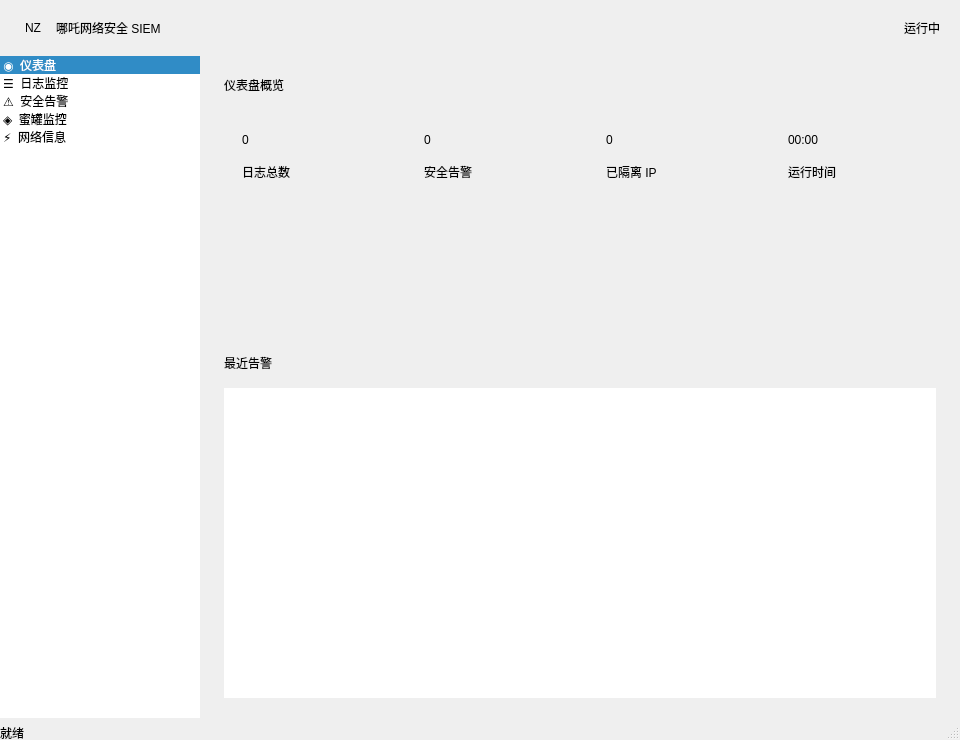
Before: the Qt Designer form src/views/monitor.ui in ctkqiang/NezhaGuard, drawn with Qt 5.
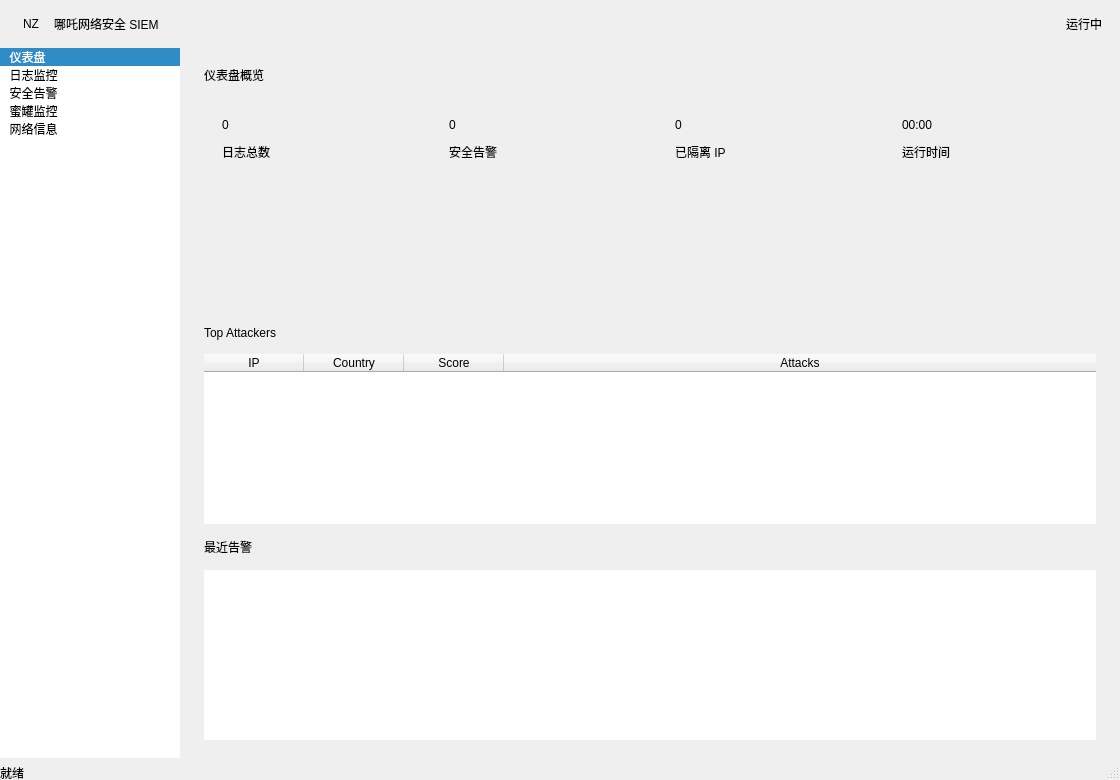
After: the same form once the commit is applied.

Commit message:
feat: UI 组件化拆分 + 主题系统 + 隔离拦截日志增强
- [重构] 新增 detail_panel.cc/h: 日志/告警/蜜罐详情面板独立组件 (QTextBrowser + 卡片布局)
- [重构] 新增 theme.h: 集中式主题色板 (Rose/Pink 双模, 深色/浅色 token 分离)
- [重构] monitor.h: SparklineWidget/LogDelegate/AlertDelegate 提升为头文件公开类
- [重构] main.cc: 隔离拦截日志提取 quarantine_detail()/log_quarantine_block() 辅助函数
- [UI] monitor.ui: 窗口 1120x780, 侧栏收窄 180px, 头部收紧 48px, 移除侧栏 emoji 图标
- [功能] log_model/monitor: 新增 record_attacker() 攻击者追踪

Diff of the .ui file:
```diff
--- a/src/views/monitor.ui
+++ b/src/views/monitor.ui
@@ -2,7 +2,7 @@
 <ui version="4.0">
  <class>monitor</class>
  <widget class="QMainWindow" name="monitor">
-  <property name="geometry"><rect><x>0</x><y>0</y><width>900</width><height>740</height></rect></property>
+  <property name="geometry"><rect><x>0</x><y>0</y><width>1120</width><height>780</height></rect></property>
   <property name="minimumSize"><size><width>960</width><height>640</height></size></property>
   <property name="windowTitle"><string>哪吒网络安全 SIEM</string></property>
   <widget class="QWidget" name="centralwidget">
@@ -12,11 +12,11 @@
     <property name="rightMargin"><number>0</number></property><property name="bottomMargin"><number>0</number></property>
     <item>
      <widget class="QWidget" name="header" native="true">
-      <property name="minimumSize"><size><width>0</width><height>56</height></size></property>
-      <property name="maximumSize"><size><width>16777215</width><height>56</height></size></property>
+      <property name="minimumSize"><size><width>0</width><height>48</height></size></property>
+      <property name="maximumSize"><size><width>16777215</width><height>48</height></size></property>
       <layout class="QHBoxLayout" name="header_layout">
        <property name="spacing"><number>10</number></property>
-       <property name="leftMargin"><number>20</number></property><property name="rightMargin"><number>20</number></property>
+       <property name="leftMargin"><number>18</number></property><property name="rightMargin"><number>18</number></property>
        <property name="topMargin"><number>0</number></property><property name="bottomMargin"><number>0</number></property>
        <item>
         <widget class="QLabel" name="brand_badge">
@@ -48,33 +48,18 @@
        <property name="rightMargin"><number>0</number></property><property name="bottomMargin"><number>0</number></property>
        <item>
         <widget class="QListWidget" name="sidebar">
-         <property name="minimumSize"><size><width>200</width><height>0</height></size></property>
-         <property name="maximumSize"><size><width>200</width><height>16777215</height></size></property>
+         <property name="minimumSize"><size><width>180</width><height>0</height></size></property>
+         <property name="maximumSize"><size><width>180</width><height>16777215</height></size></property>
          <property name="frameShape"><enum>QFrame::NoFrame</enum></property>
          <property name="selectionMode"><enum>QAbstractItemView::SingleSelection</enum></property>
          <property name="selectionBehavior"><enum>QAbstractItemView::SelectRows</enum></property>
          <property name="spacing"><number>0</number></property>
          <property name="currentRow"><number>0</number></property>
-         <item>
-          <property name="text"><string>◉  仪表盘</string></property>
-          <property name="textAlignment"><set>Qt::AlignLeading|Qt::AlignVCenter</set></property>
-         </item>
-         <item>
-          <property name="text"><string>☰  日志监控</string></property>
-          <property name="textAlignment"><set>Qt::AlignLeading|Qt::AlignVCenter</set></property>
-         </item>
-         <item>
-          <property name="text"><string>⚠  安全告警</string></property>
-          <property name="textAlignment"><set>Qt::AlignLeading|Qt::AlignVCenter</set></property>
-         </item>
-         <item>
-          <property name="text"><string>◈  蜜罐监控</string></property>
-          <property name="textAlignment"><set>Qt::AlignLeading|Qt::AlignVCenter</set></property>
-         </item>
-         <item>
-          <property name="text"><string>⚡  网络信息</string></property>
-          <property name="textAlignment"><set>Qt::AlignLeading|Qt::AlignVCenter</set></property>
-         </item>
+         <item><property name="text"><string>  仪表盘</string></property></item>
+         <item><property name="text"><string>  日志监控</string></property></item>
+         <item><property name="text"><string>  安全告警</string></property></item>
+         <item><property name="text"><string>  蜜罐监控</string></property></item>
+         <item><property name="text"><string>  网络信息</string></property></item>
         </widget>
        </item>
        <item>
@@ -83,33 +68,33 @@
          <!-- ============ 仪表盘 ============ -->
          <widget class="QWidget" name="page_dashboard">
           <layout class="QVBoxLayout" name="dash_layout">
-           <property name="spacing"><number>16</number></property>
-           <property name="leftMargin"><number>24</number></property><property name="topMargin"><number>20</number></property>
-           <property name="rightMargin"><number>24</number></property><property name="bottomMargin"><number>20</number></property>
+           <property name="spacing"><number>14</number></property>
+           <property name="leftMargin"><number>24</number></property><property name="topMargin"><number>18</number></property>
+           <property name="rightMargin"><number>24</number></property><property name="bottomMargin"><number>18</number></property>
            <item><widget class="QLabel" name="dash_title"><property name="text"><string>仪表盘概览</string></property></widget></item>
            <item>
-            <layout class="QHBoxLayout" name="cards_layout"><property name="spacing"><number>16</number></property>
+            <layout class="QHBoxLayout" name="cards_layout"><property name="spacing"><number>14</number></property>
              <item>
-              <widget class="QFrame" name="card_logs"><property name="minimumSize"><size><width>0</width><height>92</height></size></property><property name="frameShape"><enum>QFrame::NoFrame</enum></property>
-               <layout class="QVBoxLayout" name="card_logs_layout"><property name="spacing"><number>4</number></property><property name="leftMargin"><number>18</number></property><property name="topMargin"><number>16</number></property><property name="rightMargin"><number>16</number></property><property name="bottomMargin"><number>16</number></property>
+              <widget class="QFrame" name="card_logs"><property name="minimumSize"><size><width>0</width><height>80</height></size></property><property name="frameShape"><enum>QFrame::NoFrame</enum></property>
+               <layout class="QVBoxLayout" name="card_logs_layout"><property name="spacing"><number>2</number></property><property name="leftMargin"><number>18</number></property><property name="topMargin"><number>14</number></property><property name="rightMargin"><number>16</number></property><property name="bottomMargin"><number>14</number></property>
                 <item><widget class="QLabel" name="card_logs_value"><property name="text"><string>0</string></property></widget></item>
                 <item><widget class="QLabel" name="card_logs_label"><property name="text"><string>日志总数</string></property></widget></item></layout></widget>
              </item>
              <item>
-              <widget class="QFrame" name="card_alerts"><property name="minimumSize"><size><width>0</width><height>92</height></size></property><property name="frameShape"><enum>QFrame::NoFrame</enum></property>
-               <layout class="QVBoxLayout" name="card_alerts_layout"><property name="spacing"><number>4</number></property><property name="leftMargin"><number>18</number></property><property name="topMargin"><number>16</number></property><property name="rightMargin"><number>16</number></property><property name="bottomMargin"><number>16</number></property>
+              <widget class="QFrame" name="card_alerts"><property name="minimumSize"><size><width>0</width><height>80</height></size></property><property name="frameShape"><enum>QFrame::NoFrame</enum></property>
+               <layout class="QVBoxLayout" name="card_alerts_layout"><property name="spacing"><number>2</number></property><property name="leftMargin"><number>18</number></property><property name="topMargin"><number>14</number></property><property name="rightMargin"><number>16</number></property><property name="bottomMargin"><number>14</number></property>
                 <item><widget class="QLabel" name="card_alerts_value"><property name="text"><string>0</string></property></widget></item>
                 <item><widget class="QLabel" name="card_alerts_label"><property name="text"><string>安全告警</string></property></widget></item></layout></widget>
              </item>
              <item>
-              <widget class="QFrame" name="card_threats"><property name="minimumSize"><size><width>0</width><height>92</height></size></property><property name="frameShape"><enum>QFrame::NoFrame</enum></property>
-               <layout class="QVBoxLayout" name="card_threats_layout"><property name="spacing"><number>4</number></property><property name="leftMargin"><number>18</number></property><property name="topMargin"><number>16</number></property><property name="rightMargin"><number>16</number></property><property name="bottomMargin"><number>16</number></property>
+              <widget class="QFrame" name="card_threats"><property name="minimumSize"><size><width>0</width><height>80</height></size></property><property name="frameShape"><enum>QFrame::NoFrame</enum></property>
+               <layout class="QVBoxLayout" name="card_threats_layout"><property name="spacing"><number>2</number></property><property name="leftMargin"><number>18</number></property><property name="topMargin"><number>14</number></property><property name="rightMargin"><number>16</number></property><property name="bottomMargin"><number>14</number></property>
                 <item><widget class="QLabel" name="card_threats_value"><property name="text"><string>0</string></property></widget></item>
                 <item><widget class="QLabel" name="card_threats_label"><property name="text"><string>已隔离 IP</string></property></widget></item></layout></widget>
              </item>
              <item>
-              <widget class="QFrame" name="card_uptime"><property name="minimumSize"><size><width>0</width><height>92</height></size></property><property name="frameShape"><enum>QFrame::NoFrame</enum></property>
-               <layout class="QVBoxLayout" name="card_uptime_layout"><property name="spacing"><number>4</number></property><property name="leftMargin"><number>18</number></property><property name="topMargin"><number>16</number></property><property name="rightMargin"><number>16</number></property><property name="bottomMargin"><number>16</number></property>
+              <widget class="QFrame" name="card_uptime"><property name="minimumSize"><size><width>0</width><height>80</height></size></property><property name="frameShape"><enum>QFrame::NoFrame</enum></property>
+               <layout class="QVBoxLayout" name="card_uptime_layout"><property name="spacing"><number>2</number></property><property name="leftMargin"><number>18</number></property><property name="topMargin"><number>14</number></property><property name="rightMargin"><number>16</number></property><property name="bottomMargin"><number>14</number></property>
                 <item><widget class="QLabel" name="card_uptime_value"><property name="text"><string>00:00</string></property></widget></item>
                 <item><widget class="QLabel" name="card_uptime_label"><property name="text"><string>运行时间</string></property></widget></item></layout></widget>
              </item>
@@ -122,6 +107,8 @@
              <property name="frameShape"><enum>QFrame::NoFrame</enum></property>
             </widget>
            </item>
+           <item><widget class="QLabel" name="attackers_label"><property name="text"><string>Top Attackers</string></property></widget></item>
+           <item><widget class="QTableWidget" name="attackers_table"><property name="maximumHeight"><number>160</number></property><property name="frameShape"><enum>QFrame::NoFrame</enum></property><property name="alternatingRowColors"><bool>true</bool></property><property name="showGrid"><bool>false</bool></property><property name="columnCount"><number>4</number></property><property name="editTriggers"><set>QAbstractItemView::NoEditTriggers</set></property><property name="selectionMode"><enum>QAbstractItemView::SingleSelection</enum></property><property name="selectionBehavior"><enum>QAbstractItemView::SelectRows</enum></property><attribute name="horizontalHeaderVisible"><bool>true</bool></attribute><attribute name="horizontalHeaderStretchLastSection"><bool>true</bool></attribute><attribute name="verticalHeaderVisible"><bool>false</bool></attribute><column><property name="text"><string>IP</string></property></column><column><property name="text"><string>Country</string></property></column><column><property name="text"><string>Score</string></property></column><column><property name="text"><string>Attacks</string></property></column></widget></item>
            <item><widget class="QLabel" name="recent_alerts_label"><property name="text"><string>最近告警</string></property></widget></item>
            <item>
             <widget class="QTableView" name="recent_alerts_view">
```
Left out of the diff: 46 changed lines with no effect on the pictures. The commit also changes 17 other files.
